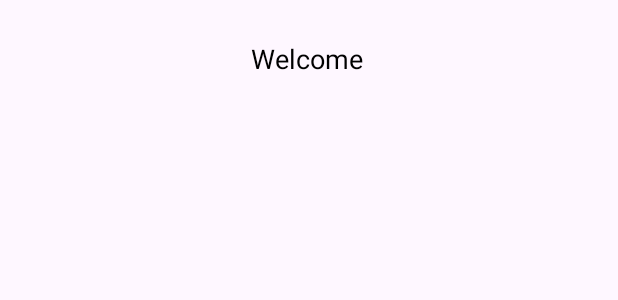
After one commit to sahetu/AndroidBatch1, an Android app: the layout activity_dashboard.xml on its own in the app's theme, with its tools: preview values and no code run, on a phone screen of 412 x 824 dp. The commit adds this screen. Shown: the top 300 px of the screen. Run offline under Robolectric (Android 15) with nearby library versions, the phone set to English and light mode, and no system bars; Roboto replaces fonts that are not available here.

Commit message:
Dashboard Changes

```diff
--- a/app/src/main/AndroidManifest.xml
+++ b/app/src/main/AndroidManifest.xml
@@ -13,6 +13,9 @@
         android:theme="@style/Theme.AndroidBatch1"
         tools:targetApi="31">
         <activity
+            android:name=".DashboardActivity"
+            android:exported="false" />
+        <activity
             android:name=".MainActivity"
             android:exported="true">
             <intent-filter>
@@ -21,6 +24,7 @@
                 <category android:name="android.intent.category.LAUNCHER" />
             </intent-filter>
         </activity>
+
         <meta-data
             android:name="preloaded_fonts"
             android:resource="@array/preloaded_fonts" />
--- /dev/null
+++ b/app/src/main/res/layout/activity_dashboard.xml
@@ -0,0 +1,28 @@
+<?xml version="1.0" encoding="utf-8"?>
+<LinearLayout xmlns:android="http://schemas.android.com/apk/res/android"
+    xmlns:app="http://schemas.android.com/apk/res-auto"
+    xmlns:tools="http://schemas.android.com/tools"
+    android:layout_width="match_parent"
+    android:layout_height="match_parent"
+    android:orientation="vertical"
+    tools:context=".DashboardActivity">
+
+    <LinearLayout
+        android:layout_marginTop="@dimen/_20sdp"
+        android:layout_gravity="center"
+        android:gravity="center"
+        android:layout_width="wrap_content"
+        android:layout_height="wrap_content">
+
+        <TextView
+            style="@style/text_14"
+            android:text="Welcome" />
+
+        <TextView
+            android:id="@+id/dashboard_email"
+            style="@style/text_bold_15"
+            android:layout_marginLeft="@dimen/_2sdp" />
+
+    </LinearLayout>
+
+</LinearLayout>
--- a/app/src/main/res/layout/activity_main.xml
+++ b/app/src/main/res/layout/activity_main.xml
@@ -56,6 +56,7 @@
                 android:text="@string/password" />
 
             <EditText
+                android:maxLength="12"
                 android:inputType="textPassword"
                 style="@style/edit_15"
                 android:id="@+id/main_password"
--- a/app/src/main/res/values/themes.xml
+++ b/app/src/main/res/values/themes.xml
@@ -14,6 +14,13 @@
         <item name="android:textSize">@dimen/_15sdp</item>
         <item name="android:textColor">@color/black</item>
         <item name="android:textStyle">bold</item>
+    </style>
+
+    <style name="text_14" parent="Widget.AppCompat.TextView">
+        <item name="android:layout_width">wrap_content</item>
+        <item name="android:layout_height">wrap_content</item>
+        <item name="android:textSize">@dimen/_14sdp</item>
+        <item name="android:textColor">@color/black</item>
     </style>
 
     <style name="edit_15" parent="Widget.AppCompat.EditText">
```
Also changed, not shown: app/src/main/java/android/batch1/CommonMethod.java (added, +25 -0 lines), app/src/main/java/android/batch1/DashboardActivity.java (added, +28 -0 lines), app/src/main/java/android/batch1/MainActivity.java (+38 -6 lines).
